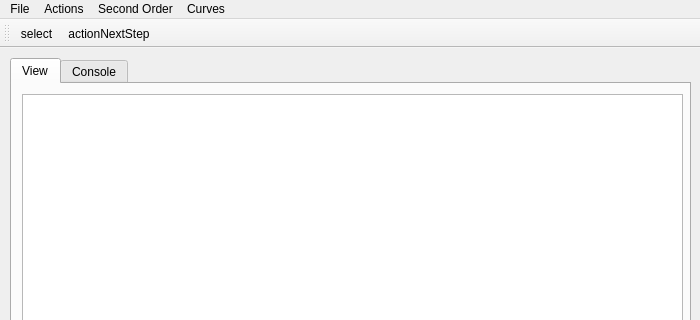
N1kla3/PaintEditor, file src/mainwindow.ui: the form before one commit; both pictures show x 0 to 700 and y 0 to 320 of the 700 by 523 pixel window.
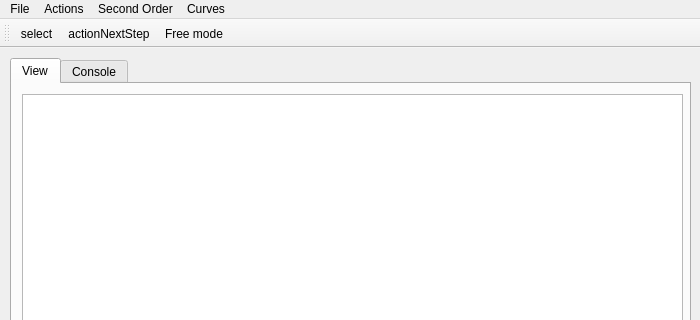
The form after the commit. Icons and pictures are not drawn.

Commit message: free mode

Patch:
```diff
--- a/src/mainwindow.ui
+++ b/src/mainwindow.ui
@@ -144,6 +144,7 @@
    </attribute>
    <addaction name="DebugMode"/>
    <addaction name="actionactionNextStep"/>
+   <addaction name="actionFree"/>
   </widget>
   <action name="actionOpen">
    <property name="text">
@@ -348,6 +349,11 @@
     <string>B-spline</string>
    </property>
   </action>
+  <action name="actionFree">
+   <property name="text">
+    <string>Free mode</string>
+   </property>
+  </action>
  </widget>
  <resources>
   <include location="../Editor.qrc"/>
```
The commit also changes 4 other files.
